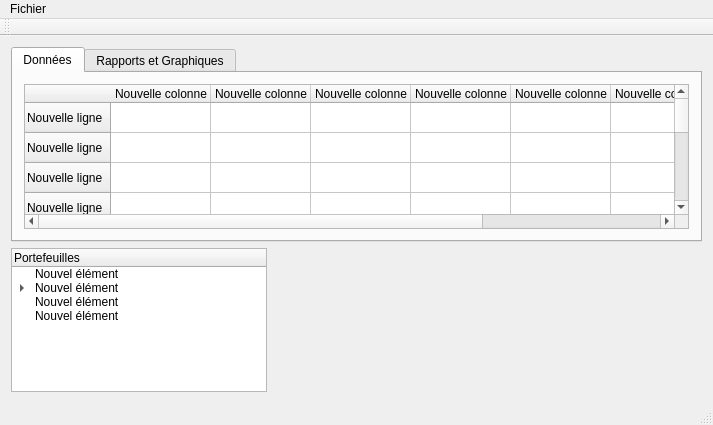
The window that ProjetVaR_Software/GUI/MainWindow.ui (pchaigno/varsoft) describes before a commit, drawn with Qt 5.
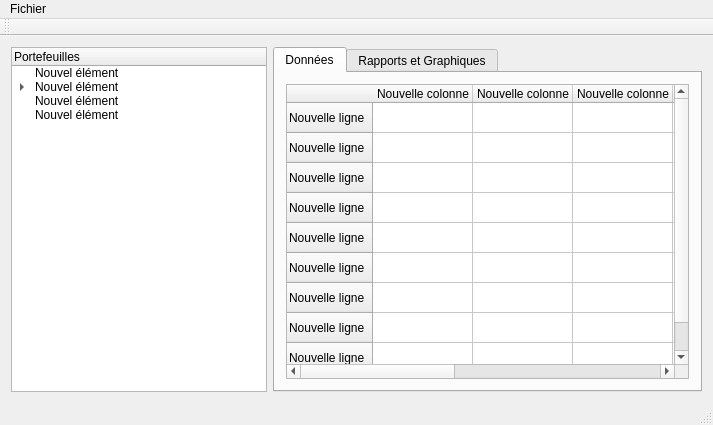
The same window after the commit.

Commit message: Changing std class (string,vector, etc) by Qt class (QStirng,QVector etc...)

What changed in the file:
```diff
--- a/ProjetVaR_Software/GUI/MainWindow.ui
+++ b/ProjetVaR_Software/GUI/MainWindow.ui
@@ -14,7 +14,57 @@
    <string>MainWindow</string>
   </property>
   <widget class="QWidget" name="centralWidget">
-   <layout class="QVBoxLayout" name="verticalLayout">
+   <layout class="QHBoxLayout" name="horizontalLayout">
+    <item>
+     <widget class="QTreeWidget" name="treeWidget">
+      <property name="sizePolicy">
+       <sizepolicy hsizetype="Fixed" vsizetype="Expanding">
+        <horstretch>0</horstretch>
+        <verstretch>0</verstretch>
+       </sizepolicy>
+      </property>
+      <column>
+       <property name="text">
+        <string>Portefeuilles</string>
+       </property>
+      </column>
+      <item>
+       <property name="text">
+        <string>Nouvel élément</string>
+       </property>
+      </item>
+      <item>
+       <property name="text">
+        <string>Nouvel élément</string>
+       </property>
+       <item>
+        <property name="text">
+         <string>Nouveau sous-élément</string>
+        </property>
+       </item>
+       <item>
+        <property name="text">
+         <string>Nouvel élément</string>
+        </property>
+       </item>
+       <item>
+        <property name="text">
+         <string>Nouvel élément</string>
+        </property>
+       </item>
+      </item>
+      <item>
+       <property name="text">
+        <string>Nouvel élément</string>
+       </property>
+      </item>
+      <item>
+       <property name="text">
+        <string>Nouvel élément</string>
+       </property>
+      </item>
+     </widget>
+    </item>
     <item>
      <widget class="QTabWidget" name="tabWidget">
       <property name="currentIndex">
@@ -126,56 +176,6 @@
       </widget>
      </widget>
     </item>
-    <item>
-     <widget class="QTreeWidget" name="treeWidget">
-      <property name="sizePolicy">
-       <sizepolicy hsizetype="Fixed" vsizetype="Expanding">
-        <horstretch>0</horstretch>
-        <verstretch>0</verstretch>
-       </sizepolicy>
-      </property>
-      <column>
-       <property name="text">
-        <string>Portefeuilles</string>
-       </property>
-      </column>
-      <item>
-       <property name="text">
-        <string>Nouvel élément</string>
-       </property>
-      </item>
-      <item>
-       <property name="text">
-        <string>Nouvel élément</string>
-       </property>
-       <item>
-        <property name="text">
-         <string>Nouveau sous-élément</string>
-        </property>
-       </item>
-       <item>
-        <property name="text">
-         <string>Nouvel élément</string>
-        </property>
-       </item>
-       <item>
-        <property name="text">
-         <string>Nouvel élément</string>
-        </property>
-       </item>
-      </item>
-      <item>
-       <property name="text">
-        <string>Nouvel élément</string>
-       </property>
-      </item>
-      <item>
-       <property name="text">
-        <string>Nouvel élément</string>
-       </property>
-      </item>
-     </widget>
-    </item>
    </layout>
   </widget>
   <widget class="QMenuBar" name="menuBar">
```
Left out of the diff: 2 changed lines with no effect on the pictures. The commit also changes 45 other files.
